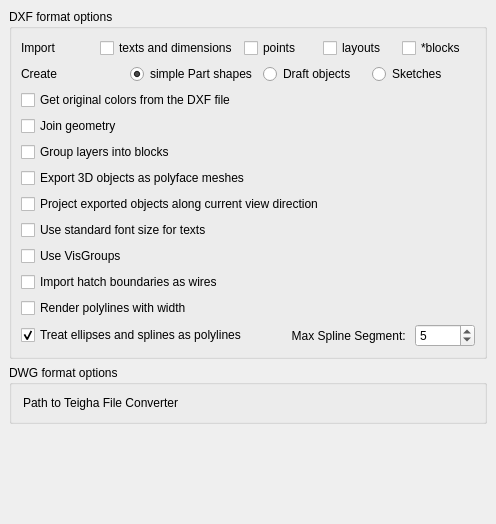
Before: the Qt Designer form src/Mod/Draft/Resources/ui/userprefs-import1.ui in berndhahnebach/All_FreeCAD, drawn with Qt 5.
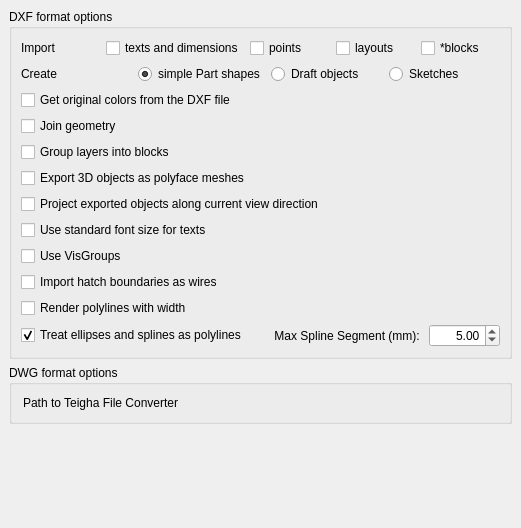
After: the same form once the commit is applied. Custom widgets are drawn as their Qt base class.

Commit message:
Draft: fixes in DXF exporter - fixes  #1590, #1653
* Fixed arc directions
* Turned max spline segment length preference option into a float
* Fixed ellipses export

```diff
--- a/src/Mod/Draft/Resources/ui/userprefs-import1.ui
+++ b/src/Mod/Draft/Resources/ui/userprefs-import1.ui
@@ -6,8 +6,8 @@
    <rect>
     <x>0</x>
     <y>0</y>
-    <width>496</width>
-    <height>524</height>
+    <width>521</width>
+    <height>528</height>
    </rect>
   </property>
   <property name="windowTitle">
@@ -368,28 +368,41 @@
          </widget>
         </item>
         <item>
-         <widget class="QLabel" name="label_7">
-          <property name="text">
-           <string>Max Spline Segment: </string>
+         <spacer name="horizontalSpacer">
+          <property name="orientation">
+           <enum>Qt::Horizontal</enum>
           </property>
-          <property name="alignment">
-           <set>Qt::AlignRight|Qt::AlignTrailing|Qt::AlignVCenter</set>
-          </property>
-         </widget>
-        </item>
-        <item>
-         <widget class="Gui::PrefSpinBox" name="gui::prefspinbox_2">
-          <property name="maximumSize">
+          <property name="sizeHint" stdset="0">
            <size>
-            <width>60</width>
-            <height>16777215</height>
+            <width>40</width>
+            <height>20</height>
            </size>
           </property>
+         </spacer>
+        </item>
+        <item>
+         <widget class="QLabel" name="label_7">
+          <property name="text">
+           <string>Max Spline Segment (mm): </string>
+          </property>
+          <property name="alignment">
+           <set>Qt::AlignRight|Qt::AlignTrailing|Qt::AlignVCenter</set>
+          </property>
+         </widget>
+        </item>
+        <item>
+         <widget class="Gui::PrefDoubleSpinBox" name="doubleSpinBox">
           <property name="toolTip">
            <string>When exporting splines to DXF, they are transformed in polylines. This value is the maximum length of each of the polyline segments. If 0, then the whole spline is treated as a straight segment.</string>
           </property>
+          <property name="alignment">
+           <set>Qt::AlignRight|Qt::AlignTrailing|Qt::AlignVCenter</set>
+          </property>
+          <property name="maximum">
+           <double>9999.989999999999782</double>
+          </property>
           <property name="value">
-           <number>5</number>
+           <double>5.000000000000000</double>
           </property>
           <property name="prefEntry" stdset="0">
            <cstring>maxsplinesegment</cstring>
@@ -465,11 +478,6 @@
    <extends>Gui::FileChooser</extends>
    <header>Gui/PrefWidgets.h</header>
   </customwidget>
-  <customwidget>
-   <class>Gui::PrefSpinBox</class>
-   <extends>QSpinBox</extends>
-   <header>Gui/PrefWidgets.h</header>
-  </customwidget>
   <customwidget>
    <class>Gui::PrefRadioButton</class>
    <extends>QRadioButton</extends>
@@ -480,6 +488,11 @@
    <extends>QCheckBox</extends>
    <header>Gui/PrefWidgets.h</header>
   </customwidget>
+  <customwidget>
+   <class>Gui::PrefDoubleSpinBox</class>
+   <extends>QDoubleSpinBox</extends>
+   <header>Gui/PrefWidgets.h</header>
+  </customwidget>
  </customwidgets>
  <resources/>
  <connections/>
```
Left out of the diff: 2 changed lines with no effect on the pictures. The commit also changes 2 other files.
